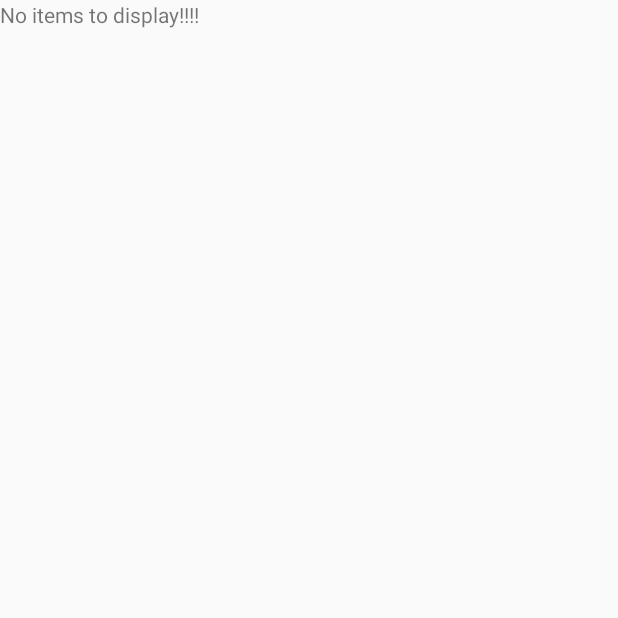
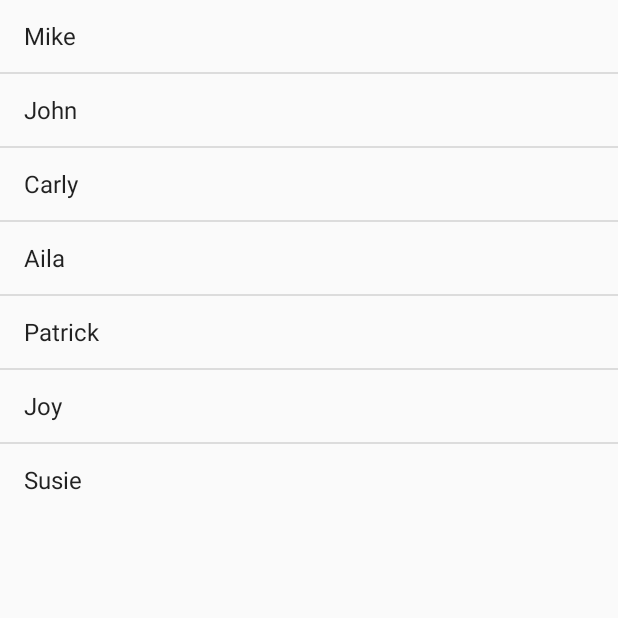
Before and after one commit to mikiebrenbren/BlogReader, an Android app: the screen it shows after launch (MainListActivity), on a phone screen of 412 x 824 dp, the top half of it. Before the commit the part shown is almost empty. Run offline under Robolectric (Android 15) with nearby library versions, the phone set to English and light mode, and no system bars.

Commit message:
added some data to the string resources, changed the way teh mainlistactivity handles said data

```diff
--- a/app/src/main/java/com/veechie/mikiebrenbren/blogreader/MainListActivity.java
+++ b/app/src/main/java/com/veechie/mikiebrenbren/blogreader/MainListActivity.java
@@ -1,17 +1,30 @@
 package com.veechie.mikiebrenbren.blogreader;
 
 import android.app.ListActivity;
+import android.content.res.Resources;
 import android.os.Bundle;
 import android.view.Menu;
 import android.view.MenuItem;
+import android.widget.ArrayAdapter;
 
 
 public class MainListActivity extends ListActivity {
+
+    protected String[] mAndroidNames;
 
     @Override
     protected void onCreate(Bundle savedInstanceState) {
         super.onCreate(savedInstanceState);
         setContentView(R.layout.activity_main_list);
+
+        Resources resources = getResources();
+        mAndroidNames = resources.getStringArray(R.array.array_names);
+
+        ArrayAdapter<String> adapter = new ArrayAdapter(this, android.R.layout.simple_list_item_1, mAndroidNames);
+        setListAdapter(adapter);
+//        String message = getString(R.string.no_items);
+//        Toast.makeText(this, message, Toast.LENGTH_LONG).show();
+
     }
 
 
--- a/app/src/main/res/layout/activity_main_list.xml
+++ b/app/src/main/res/layout/activity_main_list.xml
@@ -16,8 +16,8 @@
         android:layout_width="match_parent"
         android:layout_height="wrap_content"
         android:layout_alignParentTop="true"
-        android:layout_alignParentLeft="true"
-        android:text="No items to display!!!!"
+        android:layout_alignParentRight="true"
+        android:text="@string/no_items"
         />
 
 
--- a/app/src/main/res/values/strings.xml
+++ b/app/src/main/res/values/strings.xml
@@ -4,5 +4,21 @@
     <string name="app_name">BlogReader</string>
     <string name="hello_world">Hello world!</string>
     <string name="action_settings">Settings</string>
+    <string name="no_items">No items to display!!!!</string>
+
+    <string-array name="array_names">
+        <item>Mike</item>
+        <item>John</item>
+        <item>Carly</item>
+        <item>Aila</item>
+        <item>Patrick</item>
+        <item>Joy</item>
+        <item>Susie</item>
+    </string-array>
 
 </resources>
+
+<!--
+<string name=""></string>
+
+-->
```
